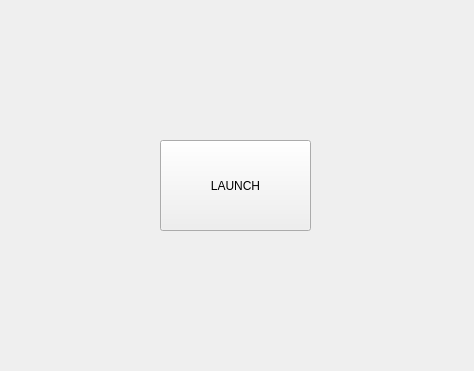
Old version of the form src/res/MasterWindow.ui in the repository Story-Of-Alicia/alicia-launcher-qt.
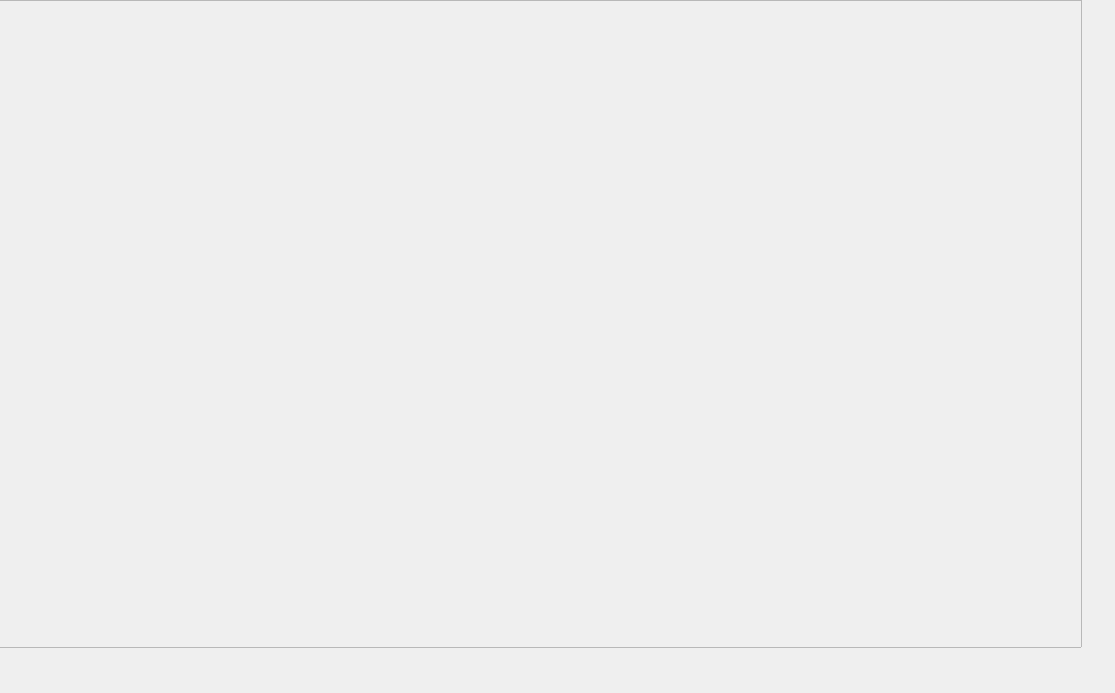
New version of the form. Icons and pictures are not drawn.

Patch:
```diff
--- a/src/res/MasterWindow.ui
+++ b/src/res/MasterWindow.ui
@@ -6,25 +6,75 @@
    <rect>
     <x>0</x>
     <y>0</y>
-    <width>474</width>
-    <height>371</height>
+    <width>1115</width>
+    <height>693</height>
    </rect>
   </property>
   <property name="windowTitle">
    <string>Launcher</string>
   </property>
-  <widget class="QPushButton" name="pushButton">
+  <property name="styleSheet">
+   <string notr="true">QFrame#frame {
+	border-image: url(&quot;:/img/bg.png&quot;);
+}
+
+QPushButton#btn_exit {
+    border-image: url(:/img/btn/close.png);
+    background-repeat: no-repeat;
+    width: 32px;
+    height: 32px;
+}
+
+QPushButton#btn_exit:hover {
+    border-image: url(:/img/btn/close_hover.png);
+    background-repeat: no-repeat;
+}
+
+QPushButton#btn_exit:pressed  {
+    border-image: url(:/img/btn/close_clicked.png);
+    background-repeat: no-repeat;
+}</string>
+  </property>
+  <widget class="QFrame" name="frame">
    <property name="geometry">
     <rect>
-     <x>160</x>
-     <y>140</y>
-     <width>151</width>
-     <height>91</height>
+     <x>-70</x>
+     <y>0</y>
+     <width>1152</width>
+     <height>648</height>
     </rect>
    </property>
-   <property name="text">
-    <string>LAUNCH</string>
+   <property name="frameShape">
+    <enum>QFrame::Shape::StyledPanel</enum>
    </property>
+   <property name="frameShadow">
+    <enum>QFrame::Shadow::Raised</enum>
+   </property>
+   <widget class="QPushButton" name="btn_exit">
+    <property name="geometry">
+     <rect>
+      <x>1007</x>
+      <y>55</y>
+      <width>26</width>
+      <height>26</height>
+     </rect>
+    </property>
+    <property name="autoFillBackground">
+     <bool>false</bool>
+    </property>
+    <property name="text">
+     <string/>
+    </property>
+    <property name="iconSize">
+     <size>
+      <width>26</width>
+      <height>26</height>
+     </size>
+    </property>
+    <property name="flat">
+     <bool>true</bool>
+    </property>
+   </widget>
   </widget>
  </widget>
  <resources/>
```
Left out of the diff: 4 changed lines with no effect on the pictures.
